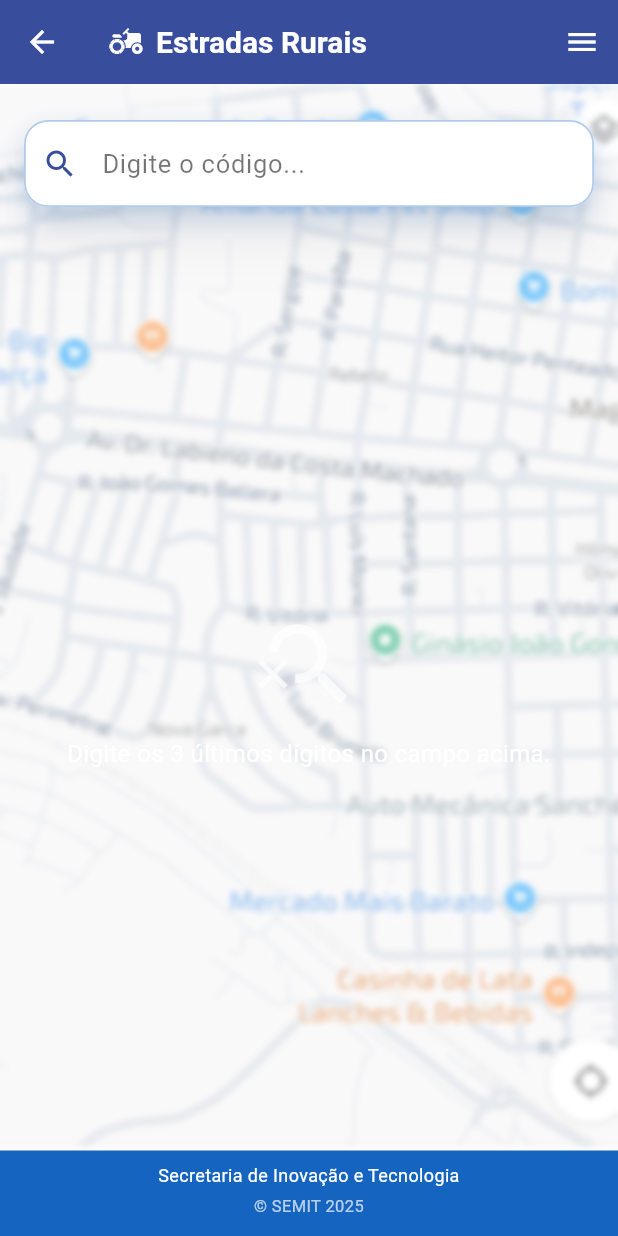
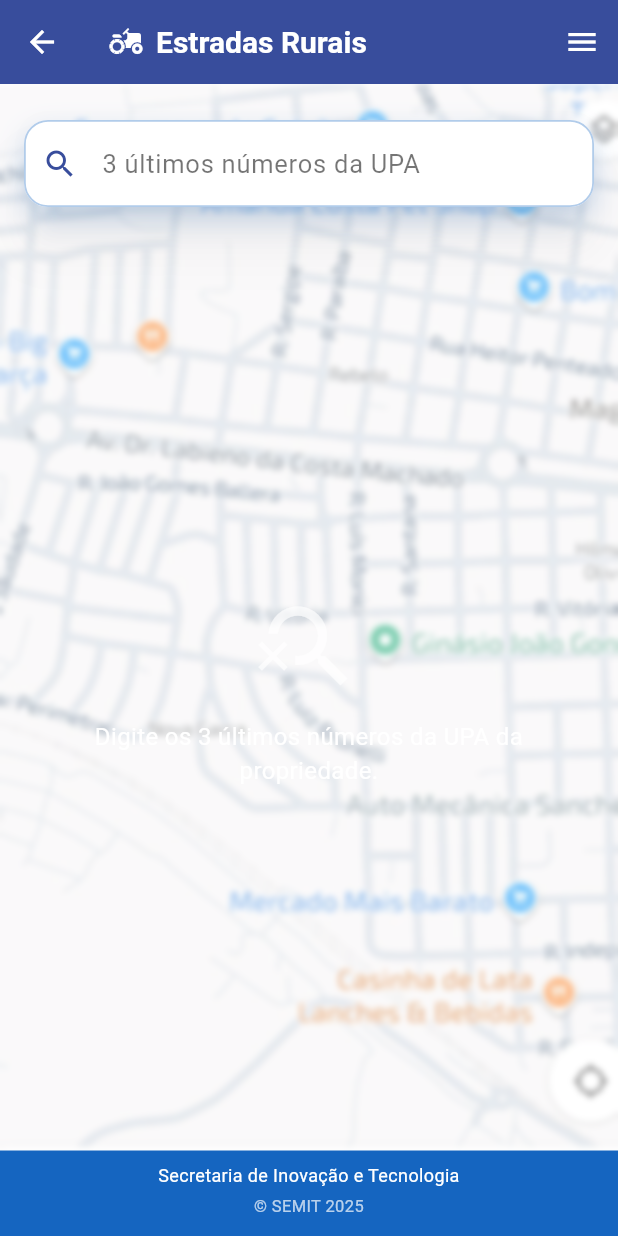
Before and after one commit to ShawHack/api-gest-o-publica, a Flutter app: the UpaHomePage screen opened directly, on a phone screen of 412 x 824 dp. Run offline on Flutter 3.47's test engine with Material 3 defaults, Android fonts, the phone set to English and light mode, and no system bars; our stand-ins replace cached_network_image, cloud_firestore, file_picker, firebase_auth, firebase_core, firebase_database and 11 more; missing offline and left inert: dart:html, mobile_scanner, open_location_code, webview_flutter_android; accounts and stored records are empty; generated files the repository leaves out were written again; network calls fail.

Commit message:
text: esclarece busca pelo codigo da UPA

```diff
--- a/prefeitura_app-main/lib/rotas/main.dart
+++ b/prefeitura_app-main/lib/rotas/main.dart
@@ -622,7 +622,7 @@ class _UpaHomePageState extends State<UpaHomePage> {
                         decoration: InputDecoration(
                           filled: true,
                           fillColor: Colors.white,
-                          hintText: 'Digite o código...',
+                          hintText: '3 últimos números da UPA',
                           hintStyle: const TextStyle(fontSize: 17, color: Colors.black54),
                           prefixIcon: const Icon(Icons.search),
                           suffixIcon: _buscaCtrl.text.isEmpty
@@ -785,7 +785,7 @@ class _EmptyState extends StatelessWidget {
           children: const [
             Icon(Icons.search_off, size: 72, color: Colors.white70),
             SizedBox(height: 12),
-            Text('Digite os 3 últimos dígitos no campo acima.',
+            Text('Digite os 3 últimos números da UPA da propriedade.',
                 textAlign: TextAlign.center, style: TextStyle(fontSize: 16, color: Colors.white)),
           ],
         ),
```
